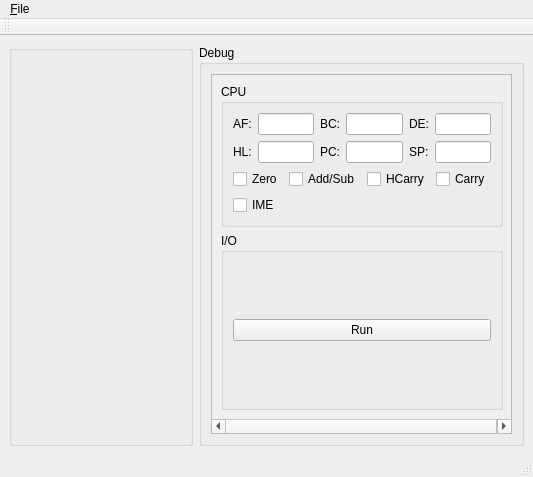
Old version of the form mainwindow.ui in the repository brNX/gameboy-emu.
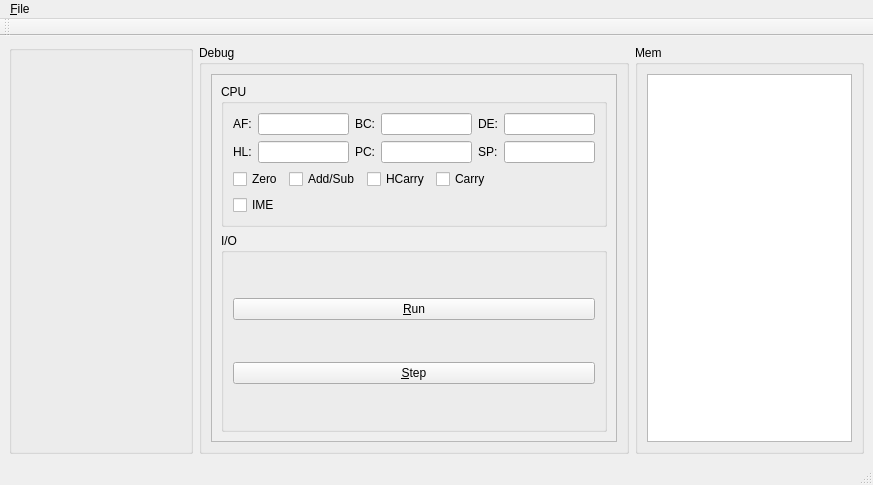
New version of the form. Custom widgets are drawn as their Qt base class.

Commit message: starting to code debug gui

The edit to the form file:
```diff
--- a/mainwindow.ui
+++ b/mainwindow.ui
@@ -6,8 +6,8 @@
    <rect>
     <x>0</x>
     <y>0</y>
-    <width>533</width>
-    <height>477</height>
+    <width>873</width>
+    <height>485</height>
    </rect>
   </property>
   <property name="windowTitle">
@@ -65,8 +65,8 @@
            <rect>
             <x>0</x>
             <y>0</y>
-            <width>319</width>
-            <height>378</height>
+            <width>424</width>
+            <height>386</height>
            </rect>
           </property>
           <layout class="QVBoxLayout" name="verticalLayout">
@@ -283,11 +283,18 @@
              <property name="title">
               <string>I/O</string>
              </property>
-             <layout class="QHBoxLayout" name="horizontalLayout_9">
+             <layout class="QVBoxLayout" name="verticalLayout_11">
               <item>
                <widget class="QPushButton" name="runButton">
                 <property name="text">
-                 <string>Run</string>
+                 <string>&amp;Run</string>
+                </property>
+               </widget>
+              </item>
+              <item>
+               <widget class="QPushButton" name="stepButton">
+                <property name="text">
+                 <string>&amp;Step</string>
                 </property>
                </widget>
               </item>
@@ -301,6 +308,18 @@
       </layout>
      </widget>
     </item>
+    <item>
+     <widget class="QGroupBox" name="groupBox_5">
+      <property name="title">
+       <string>Mem</string>
+      </property>
+      <layout class="QVBoxLayout" name="verticalLayout_10">
+       <item>
+        <widget class="QListWidget" name="memoryList"/>
+       </item>
+      </layout>
+     </widget>
+    </item>
    </layout>
   </widget>
   <widget class="QMenuBar" name="menubar">
@@ -308,7 +327,7 @@
     <rect>
      <x>0</x>
      <y>0</y>
-     <width>533</width>
+     <width>873</width>
      <height>22</height>
     </rect>
    </property>
```
Left out of the diff: 10 changed lines with no effect on the pictures. The commit also changes 6 other files.
